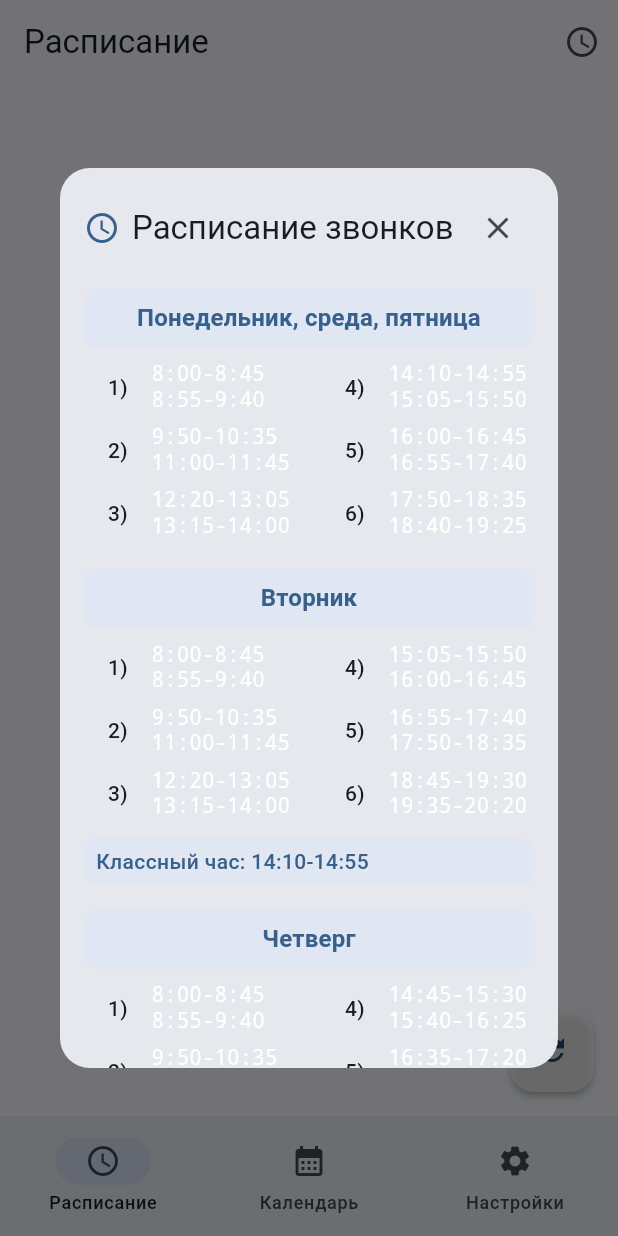
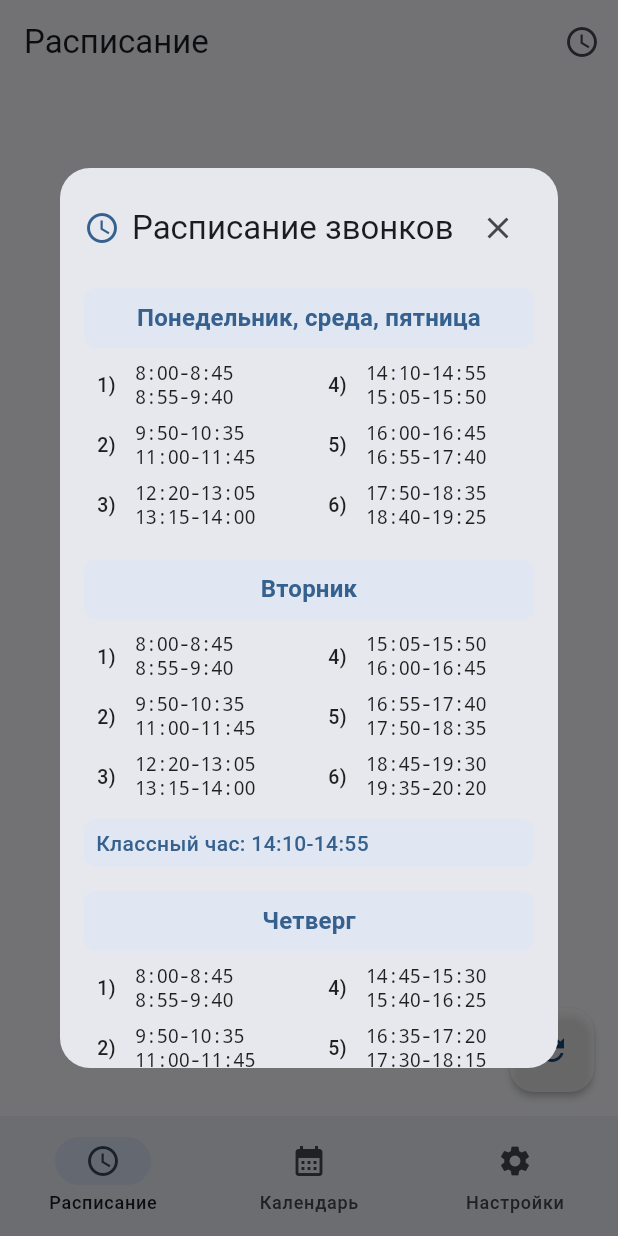
Before and after one commit to daniilgargun/MobilBTK, a Flutter app: the screen it shows after launch, after a tap on the "access time" icon, on a phone screen of 412 x 824 dp. Run offline on Flutter 3.47's test engine with Material 3 defaults, Android fonts, the phone set to English and light mode, and no system bars; our stand-ins replace awesome_snackbar_content, connectivity_plus, hive_flutter, package_info_plus, share_plus, shared_preferences and 3 more; accounts and stored records are empty.

Commit message:
Иаправил отображение расписание звонков

```diff
--- a/lib/screens/calendar_screen.dart
+++ b/lib/screens/calendar_screen.dart
@@ -409,7 +409,7 @@ class _CalendarScreenState extends State<CalendarScreen> {
     final month = monthNames[monthStr] ?? monthStr;
     final weekday = _getWeekday(day, monthStr);
 
-    return '$day $month ($weekday)';
+    return '$day $month';
   }
 
   String _getWeekday(int day, String monthStr) {
--- a/lib/widgets/bell_schedule_dialog.dart
+++ b/lib/widgets/bell_schedule_dialog.dart
@@ -8,31 +8,57 @@ class BellScheduleDialog extends StatelessWidget {
     return Padding(
       padding: const EdgeInsets.symmetric(vertical: 4),
       child: Row(
+        mainAxisSize: MainAxisSize.min,
         children: [
           // Номер пары по центру
           SizedBox(
-            width: 45,
+            width: 30,
             child: Center(
-              child: Text(
+              child: Builder(
+                builder: (context) => Text(
                   title,
-                style: const TextStyle(fontWeight: FontWeight.w500)
+                  style: TextStyle(
+                    fontWeight: FontWeight.w500,
+                    fontSize: 13,
+                    // Используем цвет в зависимости от темы
+                    color: Theme.of(context).brightness == Brightness.light
+                        ? Colors.black87
+                        : Colors.white,
                   ),
                 ),
               ),
-          // Времена в два ряда с монопространственным шрифтом
+            ),
+          ),
+          const SizedBox(width: 4),
+          // Времена в два ряда
           Expanded(
-            child: DefaultTextStyle(
-              style: const TextStyle(
+            child: Builder(
+              builder: (context) => DefaultTextStyle(
+                style: TextStyle(
                   fontFamily: 'monospace',
-                fontSize: 14,
+                  fontSize: 13,
                   height: 1.2,
+                  letterSpacing: -0.5,
+                  // Используем цвет в зависимости от темы
+                  color: Theme.of(context).brightness == Brightness.light
+                      ? Colors.black87
+                      : Colors.white,
                 ),
                 child: Column(
                   crossAxisAlignment: CrossAxisAlignment.start,
                   children: [
-                  Text(time1),
-                  Text(time2),
+                    Text(
+                      time1,
+                      overflow: TextOverflow.ellipsis,
+                      maxLines: 1,
+                    ),
+                    Text(
+                      time2,
+                      overflow: TextOverflow.ellipsis,
+                      maxLines: 1,
+                    ),
                   ],
+                ),
               ),
             ),
           ),
@@ -140,6 +166,9 @@ class BellScheduleDialog extends StatelessWidget {
   }
 
   Widget _buildDaySchedule(BuildContext context, String title, List<(String, String, String)> times, {String? specialHour}) {
+    final colorScheme = Theme.of(context).colorScheme;
+    final isDark = Theme.of(context).brightness == Brightness.dark;
+
     return Column(
       crossAxisAlignment: CrossAxisAlignment.start,
       children: [
@@ -147,7 +176,9 @@ class BellScheduleDialog extends StatelessWidget {
           width: double.infinity,
           padding: const EdgeInsets.symmetric(vertical: 8.0),
           decoration: BoxDecoration(
-            color: Theme.of(context).colorScheme.primaryContainer.withOpacity(0.3),
+            color: (isDark
+                ? colorScheme.primaryContainer.withOpacity(0.2)
+                : colorScheme.primaryContainer.withOpacity(0.3)),
             borderRadius: BorderRadius.circular(8),
           ),
           child: Text(
@@ -155,26 +186,28 @@ class BellScheduleDialog extends StatelessWidget {
             textAlign: TextAlign.center,
             style: Theme.of(context).textTheme.titleMedium?.copyWith(
               fontWeight: FontWeight.bold,
-              color: Theme.of(context).colorScheme.primary,
+              color: colorScheme.primary,
             ),
           ),
         ),
         const SizedBox(height: 5),
-        IntrinsicHeight( // Добавляем для выравнивания высоты колонок
+        IntrinsicHeight(
           child: Row(
             crossAxisAlignment: CrossAxisAlignment.start,
             children: [
               // Левая колонка (1-3 пары)
-              Expanded(
+              Flexible(
+                fit: FlexFit.tight,
                 child: Column(
                   children: times.take(3).map((time) =>
                     _buildTimeRow(time.$1, time.$2, time.$3)
                   ).toList(),
                 ),
               ),
-              const SizedBox(width: 16), // Увеличиваем расстояние между колонками
+              const SizedBox(width: 8),
               // Правая колонка (4-6 пары)
-              Expanded(
+              Flexible(
+                fit: FlexFit.tight,
                 child: Column(
                   children: times.skip(3).take(3).map((time) =>
                     _buildTimeRow(time.$1, time.$2, time.$3)
@@ -190,13 +223,15 @@ class BellScheduleDialog extends StatelessWidget {
             margin: const EdgeInsets.only(top: 8),
             padding: const EdgeInsets.symmetric(vertical: 6, horizontal: 8),
             decoration: BoxDecoration(
-              color: Theme.of(context).colorScheme.primaryContainer.withOpacity(0.3),
+              color: (isDark
+                  ? colorScheme.primaryContainer.withOpacity(0.2)
+                  : colorScheme.primaryContainer.withOpacity(0.3)),
               borderRadius: BorderRadius.circular(8),
             ),
             child: Text(
               specialHour,
               style: TextStyle(
-                color: Theme.of(context).colorScheme.primary,
+                color: colorScheme.primary,
                 fontWeight: FontWeight.w500,
               ),
             ),
```
Lines whose indentation alone changed are shown as unchanged.
